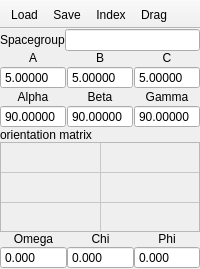
First picture: the form in ui/crystaldisplay.ui, repository jonasstein/clip, before the edit.
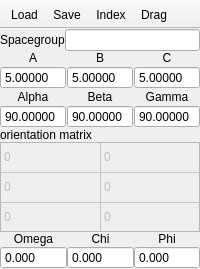
Second picture: the form after the edit. Icons and pictures are not drawn. Custom widgets are drawn as their Qt base class.

```diff
--- a/ui/crystaldisplay.ui
+++ b/ui/crystaldisplay.ui
@@ -373,6 +373,51 @@
       <column/>
       <column/>
       <column/>
+      <item row="0" column="0">
+       <property name="text">
+        <string>0</string>
+       </property>
+      </item>
+      <item row="0" column="1">
+       <property name="text">
+        <string>0</string>
+       </property>
+      </item>
+      <item row="0" column="2">
+       <property name="text">
+        <string>0</string>
+       </property>
+      </item>
+      <item row="1" column="0">
+       <property name="text">
+        <string>0</string>
+       </property>
+      </item>
+      <item row="1" column="1">
+       <property name="text">
+        <string>0</string>
+       </property>
+      </item>
+      <item row="1" column="2">
+       <property name="text">
+        <string>0</string>
+       </property>
+      </item>
+      <item row="2" column="0">
+       <property name="text">
+        <string>0</string>
+       </property>
+      </item>
+      <item row="2" column="1">
+       <property name="text">
+        <string>0</string>
+       </property>
+      </item>
+      <item row="2" column="2">
+       <property name="text">
+        <string>0</string>
+       </property>
+      </item>
      </widget>
     </item>
     <item row="4" column="0">
```
